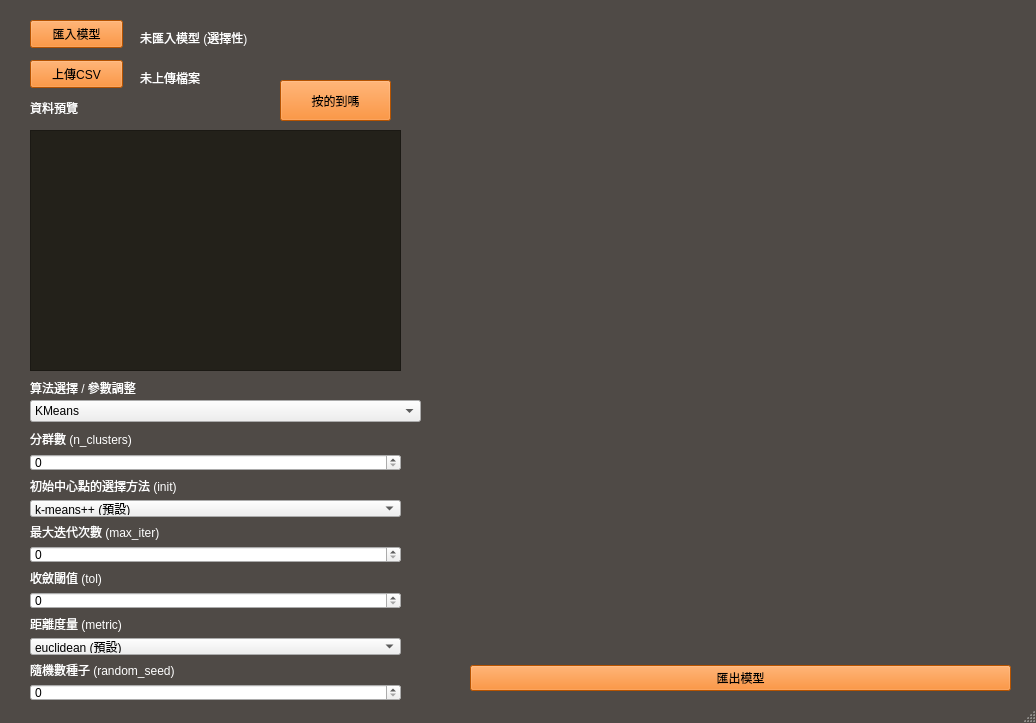
This is QT/testMVC.ui in lisheng-yao/spyder_workspace_W as Qt 5 draws it before an edit. The edited form follows.
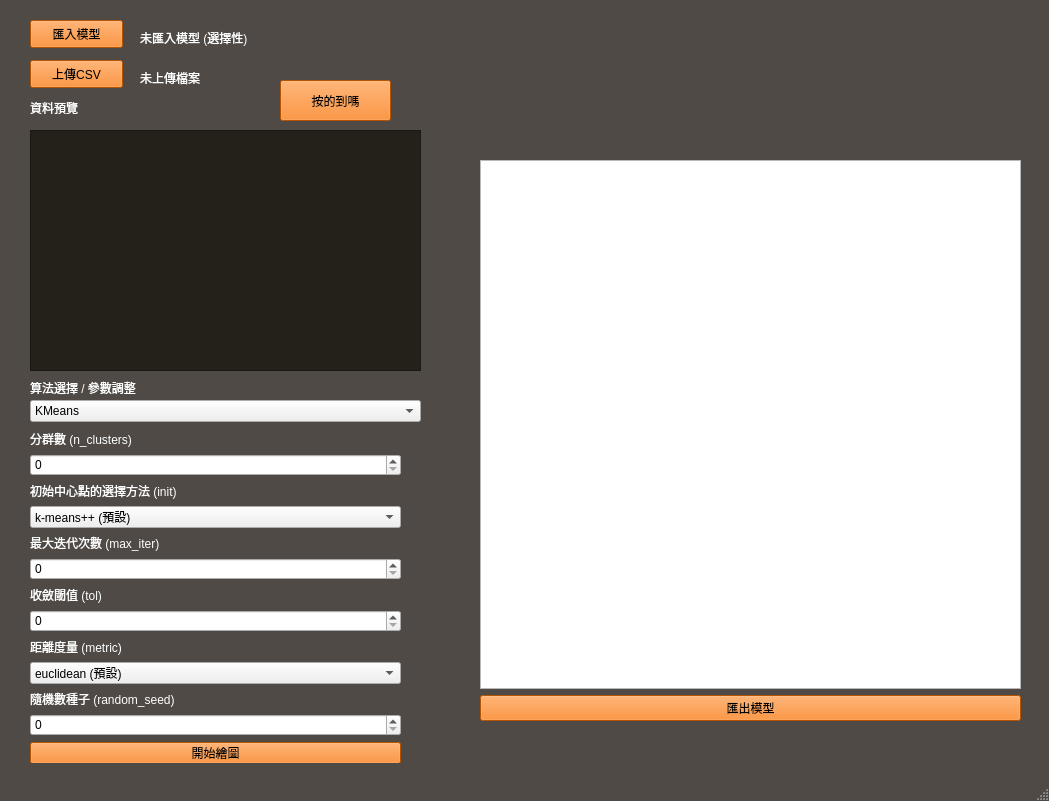
This is the edited form.

Diff of the .ui file:
```diff
--- a/QT/testMVC.ui
+++ b/QT/testMVC.ui
@@ -6,15 +6,15 @@
    <rect>
     <x>0</x>
     <y>0</y>
-    <width>1036</width>
-    <height>723</height>
+    <width>1049</width>
+    <height>801</height>
    </rect>
   </property>
   <property name="windowTitle">
    <string>MainWindow</string>
   </property>
   <property name="toolTip">
-   <string>&lt;html&gt;&lt;head/&gt;&lt;body&gt;&lt;ul style=&quot;margin-top: 0px; margin-bottom: 0px; margin-left: 0px; margin-right: 0px; -qt-list-indent: 1;&quot;&gt;&lt;li style=&quot; margin-top:12px; margin-bottom:0px; margin-left:0px; margin-right:0px; -qt-block-indent:0; text-indent:0px;&quot;&gt;描述：指定要將數據分割成的簇的數量。&lt;/li&gt;&lt;li style=&quot; margin-top:0px; margin-bottom:12px; margin-left:0px; margin-right:0px; -qt-block-indent:0; text-indent:0px;&quot;&gt;推薦：使用者可能需要根據數據的性質和業務需求選擇適當的簇數量。可以嘗試不同的簇數量，然後使用一些評估指標（如輪廓系數、肘部法則等）來選擇最佳的簇數量。&lt;/li&gt;&lt;/ul&gt;&lt;/body&gt;&lt;/html&gt;</string>
+   <string/>
   </property>
   <property name="styleSheet">
    <string notr="true">QPushButton 
@@ -71,7 +71,7 @@
     border: none; /* 移除行和列索引的邊框 */
 }
 
-QGraphicsView
+#graphicsView_logo
 
 {
 	background-color:#4F4A46;
@@ -123,7 +123,7 @@
      <rect>
       <x>30</x>
       <y>130</y>
-      <width>371</width>
+      <width>391</width>
       <height>241</height>
      </rect>
     </property>
@@ -214,10 +214,10 @@
    <widget class="QStackedWidget" name="stackedWidget">
     <property name="geometry">
      <rect>
-      <x>20</x>
+      <x>10</x>
       <y>370</y>
       <width>441</width>
-      <height>341</height>
+      <height>421</height>
      </rect>
     </property>
     <property name="sizePolicy">
@@ -251,10 +251,10 @@
      <widget class="QWidget" name="verticalLayoutWidget">
       <property name="geometry">
        <rect>
-        <x>10</x>
+        <x>20</x>
         <y>60</y>
         <width>371</width>
-        <height>271</height>
+        <height>333</height>
        </rect>
       </property>
       <layout class="QVBoxLayout" name="verticalLayout">
@@ -274,7 +274,7 @@
        <item>
         <widget class="QSpinBox" name="spinBox_n_clusters">
          <property name="sizePolicy">
-          <sizepolicy hsizetype="Minimum" vsizetype="Expanding">
+          <sizepolicy hsizetype="Minimum" vsizetype="Fixed">
            <horstretch>0</horstretch>
            <verstretch>0</verstretch>
           </sizepolicy>
@@ -297,7 +297,7 @@
        <item>
         <widget class="QComboBox" name="comboBox_init">
          <property name="sizePolicy">
-          <sizepolicy hsizetype="Preferred" vsizetype="Expanding">
+          <sizepolicy hsizetype="Preferred" vsizetype="Fixed">
            <horstretch>0</horstretch>
            <verstretch>0</verstretch>
           </sizepolicy>
@@ -356,6 +356,12 @@
        </item>
        <item>
         <widget class="QSpinBox" name="spinBox_tol">
+         <property name="sizePolicy">
+          <sizepolicy hsizetype="Minimum" vsizetype="Fixed">
+           <horstretch>0</horstretch>
+           <verstretch>0</verstretch>
+          </sizepolicy>
+         </property>
          <property name="toolTip">
           <string>&lt;html&gt;&lt;head/&gt;&lt;body&gt;&lt;p&gt;&lt;span style=&quot; font-weight:600;&quot;&gt;收斂閾值 (tol):&lt;/span&gt;&lt;/p&gt;&lt;ul style=&quot;margin-top: 0px; margin-bottom: 0px; margin-left: 0px; margin-right: 0px; -qt-list-indent: 1;&quot;&gt;&lt;li style=&quot; margin-top:12px; margin-bottom:0px; margin-left:0px; margin-right:0px; -qt-block-indent:0; text-indent:0px;&quot;&gt;描述：指定算法收斂的閾值，即當簇中心點的變化小於此閾值時，算法停止迭代。&lt;/li&gt;&lt;li style=&quot; margin-top:0px; margin-bottom:12px; margin-left:0px; margin-right:0px; -qt-block-indent:0; text-indent:0px;&quot;&gt;推薦：根據需要調整。較小的值可能會導致更精確的收斂，但也可能增加運行時間。&lt;/li&gt;&lt;/ul&gt;&lt;/body&gt;&lt;/html&gt;</string>
          </property>
@@ -374,7 +380,7 @@
        <item>
         <widget class="QComboBox" name="comboBox_metric">
          <property name="sizePolicy">
-          <sizepolicy hsizetype="Preferred" vsizetype="Expanding">
+          <sizepolicy hsizetype="Preferred" vsizetype="Fixed">
            <horstretch>0</horstretch>
            <verstretch>0</verstretch>
           </sizepolicy>
@@ -417,7 +423,7 @@
        <item>
         <widget class="QSpinBox" name="spinBox">
          <property name="sizePolicy">
-          <sizepolicy hsizetype="Expanding" vsizetype="Expanding">
+          <sizepolicy hsizetype="Expanding" vsizetype="Fixed">
            <horstretch>0</horstretch>
            <verstretch>0</verstretch>
           </sizepolicy>
@@ -427,6 +433,13 @@
          </property>
         </widget>
        </item>
+       <item>
+        <widget class="QPushButton" name="pushButton_plot">
+         <property name="text">
+          <string>開始繪圖</string>
+         </property>
+        </widget>
+       </item>
       </layout>
      </widget>
     </widget>
@@ -461,10 +474,10 @@
      </widget>
     </widget>
    </widget>
-   <widget class="QGraphicsView" name="graphicsView">
+   <widget class="QGraphicsView" name="graphicsView_logo">
     <property name="geometry">
      <rect>
-      <x>600</x>
+      <x>610</x>
       <y>10</y>
       <width>411</width>
       <height>101</height>
@@ -474,18 +487,18 @@
    <widget class="QWidget" name="">
     <property name="geometry">
      <rect>
-      <x>470</x>
-      <y>130</y>
+      <x>480</x>
+      <y>160</y>
       <width>541</width>
       <height>561</height>
      </rect>
     </property>
     <layout class="QVBoxLayout" name="verticalLayout_2">
      <item>
-      <widget class="QWidget" name="widget" native="true"/>
+      <widget class="QGraphicsView" name="graphicsView_plot"/>
      </item>
      <item>
-      <widget class="QPushButton" name="pushButton_2">
+      <widget class="QPushButton" name="pushButton_model_export">
        <property name="text">
         <string>匯出模型</string>
        </property>
@@ -501,10 +514,10 @@
    <zorder>label_2</zorder>
    <zorder>comboBox</zorder>
    <zorder>label_3</zorder>
-   <zorder>pushButton_2</zorder>
+   <zorder>pushButton_model_export</zorder>
    <zorder>pushButton_3</zorder>
    <zorder>label_upload_model</zorder>
-   <zorder>graphicsView</zorder>
+   <zorder>graphicsView_logo</zorder>
   </widget>
   <widget class="QStatusBar" name="statusbar"/>
  </widget>
```
